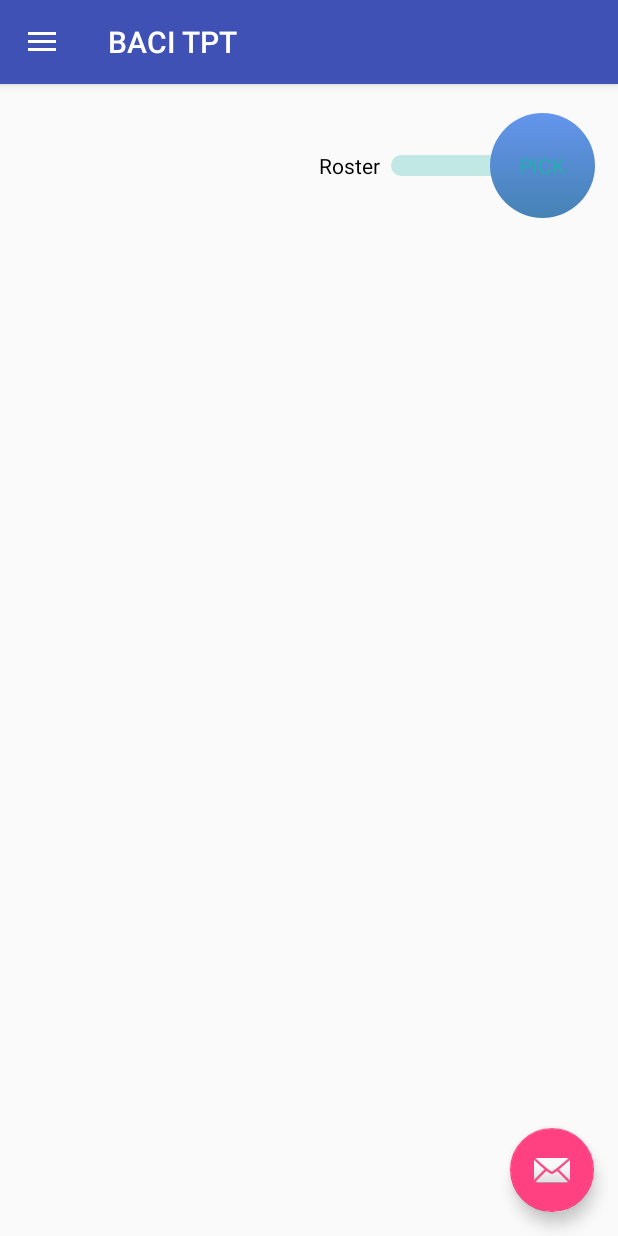
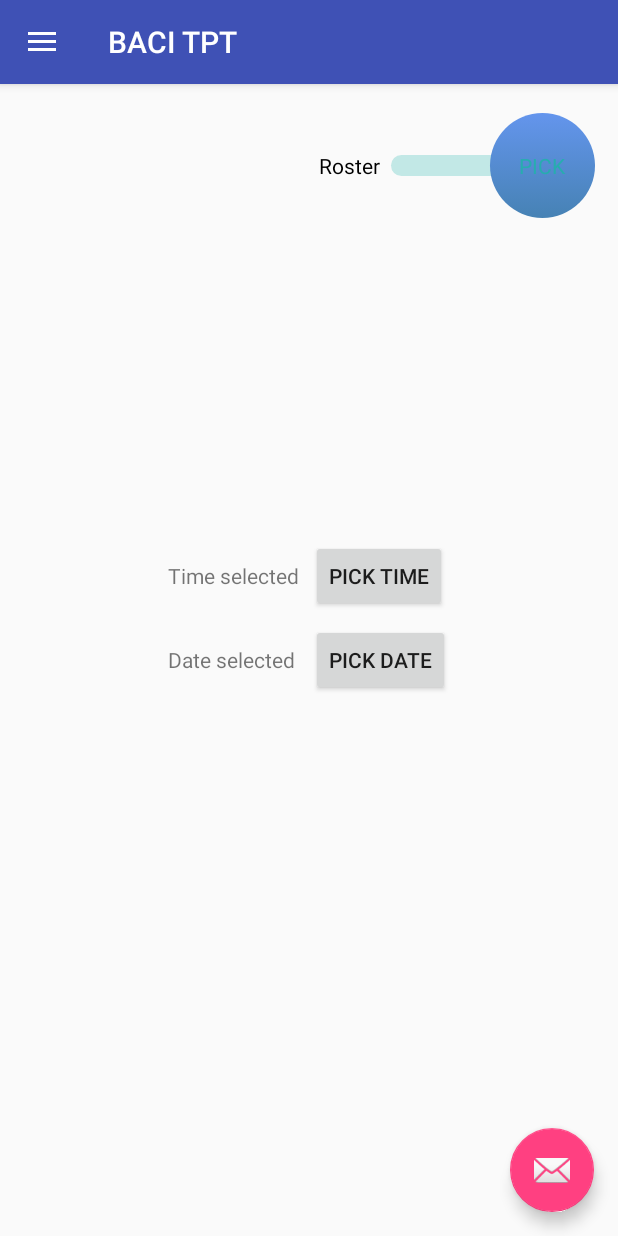
Before and after one commit to joyblanks/BACI-TPT, an Android app: the screen it shows after launch (MainActivity), after a tap on "Cancel Roster", on a phone screen of 412 x 824 dp. Run offline under Robolectric (Android 15) with nearby library versions, the phone set to English and light mode, and no system bars; libraries missing offline, so code that uses them is left out: com.wdullaer.materialdatetimepicker; 4 statements that could not run were skipped; 1 other tap on this screen came first.

Commit message:
Added Date Time Picker for Custom Roster Cancel

```diff
--- a/app/build.gradle
+++ b/app/build.gradle
@@ -26,4 +26,5 @@ dependencies {
     compile 'com.android.support:support-v4:23.4.0'
     compile 'com.android.support:design:23.4.0'
     compile 'com.google.android.gms:play-services:8.4.0'
+    compile 'com.wdullaer:materialdatetimepicker:2.3.0'
 }
--- a/app/src/main/java/com/blanks/joy/bacitpt/CancelFragment.java
+++ b/app/src/main/java/com/blanks/joy/bacitpt/CancelFragment.java
@@ -1,38 +1,55 @@
 package com.blanks.joy.bacitpt;
 
 
+import android.app.Activity;
 import android.content.Context;
+import android.content.DialogInterface;
+import android.graphics.Color;
 import android.os.Bundle;
 import android.support.v4.app.Fragment;
+import android.util.Log;
 import android.view.LayoutInflater;
 import android.view.View;
 import android.view.ViewGroup;
+import android.widget.Button;
 import android.widget.CompoundButton;
 import android.widget.Switch;
+import android.widget.TextView;
 
 import com.blanks.joy.bacitpt.interfaces.FragmentCommute;
+import com.wdullaer.materialdatetimepicker.date.DatePickerDialog;
+import com.wdullaer.materialdatetimepicker.time.RadialPickerLayout;
+import com.wdullaer.materialdatetimepicker.time.TimePickerDialog;
+
+import java.util.Calendar;
 
 
 /**
  * A simple {@link Fragment} subclass.
  */
-public class CancelFragment extends Fragment {
+public class CancelFragment extends Fragment implements TimePickerDialog.OnTimeSetListener, DatePickerDialog.OnDateSetListener{
 
 	private FragmentCommute mCallback;
 	String rosterType;
 	View frag;
+
+	private TextView timeTextView;
+	private TextView dateTextView;
+	private Activity activity;
+
+
 	public CancelFragment() {
 		// Required empty public constructor
 	}
 	@Override
 	public void onAttach(Context context)
 	{
+		activity = (Activity)context;
 		super.onAttach(context);
 		try {
 			mCallback = (FragmentCommute) context;
 		} catch (ClassCastException e) {
-			throw new ClassCastException(context.toString()
-					+ " must implement IFragmentToActivity");
+			throw new ClassCastException(context.toString() + " must implement FragmentCommute");
 		}
 	}
 
@@ -49,8 +66,111 @@ public class CancelFragment extends Fragment {
 				mCallback.setRosterType(isChecked?"P":"D");
 			}
 		});
+		timeTextView = (TextView)frag.findViewById(R.id.time_textview);
+		dateTextView = (TextView)frag.findViewById(R.id.date_textview);
+		Button timeButton = (Button)frag.findViewById(R.id.time_button);
+		Button dateButton = (Button)frag.findViewById(R.id.date_button);
+
+		// Show a timepicker when the timeButton is clicked
+		timeButton.setOnClickListener(new View.OnClickListener() {
+			@Override
+			public void onClick(View v) {
+				Calendar now = Calendar.getInstance();
+				TimePickerDialog tpd = TimePickerDialog.newInstance(
+						CancelFragment.this,
+						now.get(Calendar.HOUR_OF_DAY),
+						now.get(Calendar.MINUTE),
+						true
+				);
+				tpd.setThemeDark(false);
+				tpd.vibrate(true);
+				tpd.dismissOnPause(true);
+				tpd.enableSeconds(true);
+				if (false) {
+					tpd.setAccentColor(Color.parseColor("#9C27B0"));
+				}
+
+				if (true) {
+					tpd.setTimeInterval(2, 5, 10);
+				}
+				tpd.setOnCancelListener(new DialogInterface.OnCancelListener() {
+					@Override
+					public void onCancel(DialogInterface dialogInterface) {
+						Log.d("TimePicker", "Dialog was cancelled");
+					}
+				});
+				tpd.show(activity.getFragmentManager(), "Timepickerdialog");
+			}
+		});
+
+		// Show a datepicker when the dateButton is clicked
+		dateButton.setOnClickListener(new View.OnClickListener() {
+			@Override
+			public void onClick(View v) {
+				Calendar now = Calendar.getInstance();
+				DatePickerDialog dpd = DatePickerDialog.newInstance(
+						CancelFragment.this,
+						now.get(Calendar.YEAR),
+						now.get(Calendar.MONTH),
+						now.get(Calendar.DAY_OF_MONTH)
+				);
+				dpd.setThemeDark(false);
+				dpd.vibrate(true);
+				dpd.dismissOnPause(true);
+				dpd.showYearPickerFirst(false);
+				if (false) {
+					dpd.setAccentColor(Color.parseColor("#9C27B0"));
+				}
+				if (false) {
+					dpd.setTitle("DatePicker Title");
+				}
+				if (false) {
+					Calendar[] dates = new Calendar[13];
+					for(int i = -6; i <= 6; i++) {
+						Calendar date = Calendar.getInstance();
+						date.add(Calendar.MONTH, i);
+						dates[i+6] = date;
+					}
+					dpd.setSelectableDays(dates);
+				}
+				if (false) {
+					Calendar[] dates = new Calendar[13];
+					for(int i = -6; i <= 6; i++) {
+						Calendar date = Calendar.getInstance();
+						date.add(Calendar.WEEK_OF_YEAR, i);
+						dates[i+6] = date;
+					}
+					dpd.setHighlightedDays(dates);
+				}
+				dpd.show(activity.getFragmentManager(), "Datepickerdialog");
+			}
+		});
 		return frag;
 	}
 
 
+	@Override
+	public void onResume() {
+		super.onResume();
+		TimePickerDialog tpd = (TimePickerDialog) activity.getFragmentManager().findFragmentByTag("Timepickerdialog");
+		DatePickerDialog dpd = (DatePickerDialog) activity.getFragmentManager().findFragmentByTag("Datepickerdialog");
+
+		if(tpd != null) tpd.setOnTimeSetListener(this);
+		if(dpd != null) dpd.setOnDateSetListener(this);
+	}
+
+	@Override
+	public void onTimeSet(RadialPickerLayout view, int hourOfDay, int minute, int second) {
+		String hourString = hourOfDay < 10 ? "0"+hourOfDay : ""+hourOfDay;
+		String minuteString = minute < 10 ? "0"+minute : ""+minute;
+		String secondString = second < 10 ? "0"+second : ""+second;
+		String time = ""+hourString+":"+minuteString+":"+secondString+"";
+		timeTextView.setText(time);
+	}
+
+	@Override
+	public void onDateSet(DatePickerDialog view, int year, int monthOfYear, int dayOfMonth) {
+		String date = ""+dayOfMonth+"/"+(++monthOfYear)+"/"+year;
+		dateTextView.setText(date);
+	}
 }
--- a/app/src/main/res/layout/fragment_cancel.xml
+++ b/app/src/main/res/layout/fragment_cancel.xml
@@ -3,7 +3,6 @@
              android:layout_width="match_parent"
              android:layout_height="match_parent"
              tools:context="com.blanks.joy.bacitpt.CancelFragment">
-
 
     <Switch
         android:id="@+id/rosterType"
@@ -19,7 +18,55 @@
         android:textOn="Pick"
         android:thumbTextPadding="5dp"
         android:thumb="@drawable/thumb_custom"
-        android:theme="@style/RosterType"
-        />
+        android:theme="@style/RosterType" />
+
+    <GridLayout xmlns:android="http://schemas.android.com/apk/res/android"
+                xmlns:app="http://schemas.android.com/apk/res-auto"
+                android:layout_width="wrap_content"
+                android:layout_height="wrap_content"
+                android:alignmentMode="alignBounds"
+                android:columnCount="2"
+                android:columnOrderPreserved="false"
+                android:orientation="horizontal"
+                android:padding="5dp"
+                android:layout_centerHorizontal="true"
+                android:layout_centerVertical="true"
+                android:useDefaultMargins="true" >
+        <!-- TimePicker options -->
+        <TextView
+            android:id="@+id/time_textview"
+            android:layout_width="wrap_content"
+            android:layout_height="wrap_content"
+            android:text="@string/selected_time"
+
+            />
+
+        <Button
+            android:id="@+id/time_button"
+            android:layout_width="wrap_content"
+            android:layout_height="wrap_content"
+            android:text="@string/pick_time"
+           />
+
+        <!-- DatePicker Options -->
+        <TextView
+            android:id="@+id/date_textview"
+            android:layout_width="wrap_content"
+            android:layout_height="wrap_content"
+            android:text="@string/selected_date"
+            />
+
+        <Button
+            android:id="@+id/date_button"
+            android:layout_width="wrap_content"
+            android:layout_height="wrap_content"
+            android:text="@string/pick_date"
+            />
+
+
+    </GridLayout>
+
+
+
 
 </RelativeLayout>
--- a/app/src/main/res/values/colors.xml
+++ b/app/src/main/res/values/colors.xml
@@ -6,4 +6,7 @@
     <color name="lightseagreen">#20B2AA</color>
     <color name="slateblue">#6A5ACD</color>
     <color name="gainsboro">#DCDCDC</color>
+
+    <color name="mdtp_accent_color">#009688</color>
+    <color name="mdtp_accent_color_dark">#00796b</color>
 </resources>
--- a/app/src/main/res/values/strings.xml
+++ b/app/src/main/res/values/strings.xml
@@ -12,6 +12,13 @@
     <string name="comingsoon">Coming Soon</string>
     <string name="title_activity_maps">Map</string>
 
-    <!-- TODO: Remove or change this placeholder text -->
     <string name="hello_blank_fragment">Hello blank fragment</string>
+
+    <string name="title_activity_main">DateTimePicker Example</string>
+    <string name="selected_time">Time selected</string>
+    <string name="selected_date">Date selected</string>
+    <string name="pick_time">Pick Time</string>
+    <string name="pick_date">Pick Date</string>
+
+
 </resources>
```
